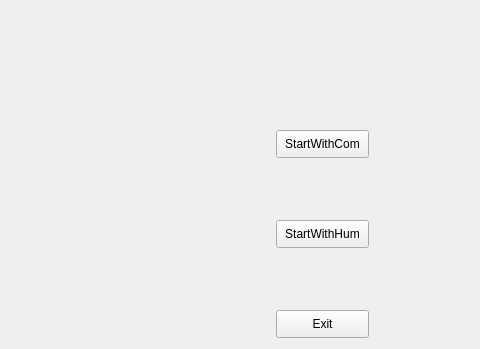
NoahNieh/gomuku-qt, file mainwindow.ui: the form before one commit; both pictures show x 544 to 1024 and y 0 to 349 of the 1024 by 768 pixel window.
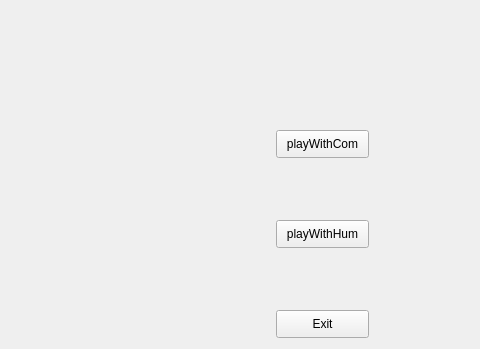
The form after the commit.

Diff of the .ui file:
```diff
--- a/mainwindow.ui
+++ b/mainwindow.ui
@@ -27,7 +27,7 @@
      </rect>
     </property>
     <property name="text">
-     <string>StartWithCom</string>
+     <string>playWithCom</string>
     </property>
    </widget>
    <widget class="QPushButton" name="startWithHum">
@@ -40,7 +40,7 @@
      </rect>
     </property>
     <property name="text">
-     <string>StartWithHum</string>
+     <string>playWithHum</string>
     </property>
    </widget>
    <widget class="QPushButton" name="exit">
```
Left out of the diff: 4 changed lines with no effect on the pictures.
